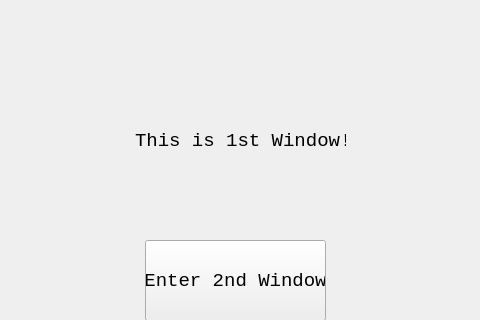
This is TwoWindows1.ui in jchxu/GUItest as Qt 5 draws it before an edit; both pictures show x 85 to 565 and y 0 to 320 of the 800 by 600 pixel window. The edited form follows.
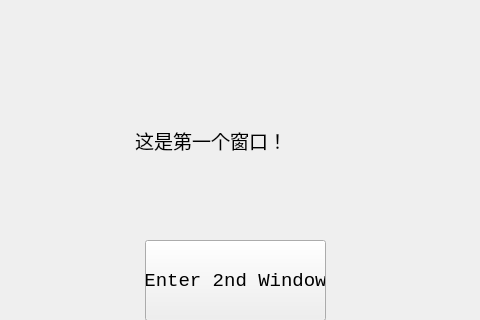
This is the edited form.

The edit to the form file:
```diff
--- a/TwoWindows1.ui
+++ b/TwoWindows1.ui
@@ -55,7 +55,7 @@
      <number>0</number>
     </property>
     <property name="text">
-     <string>This is 1st Window!</string>
+     <string>这是第一个窗口！</string>
     </property>
    </widget>
   </widget>
```
